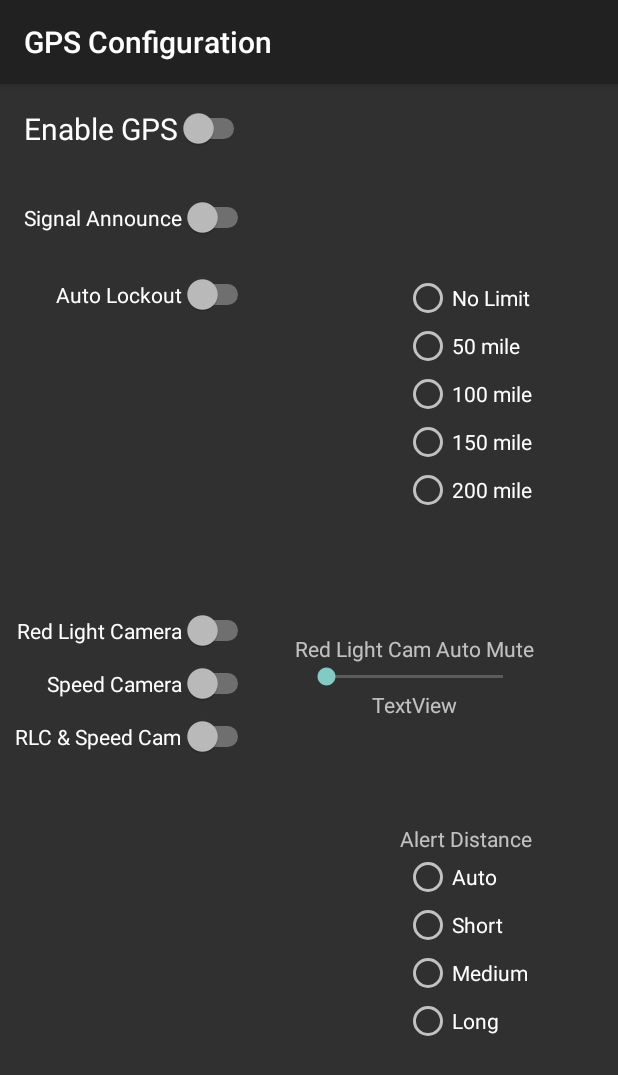
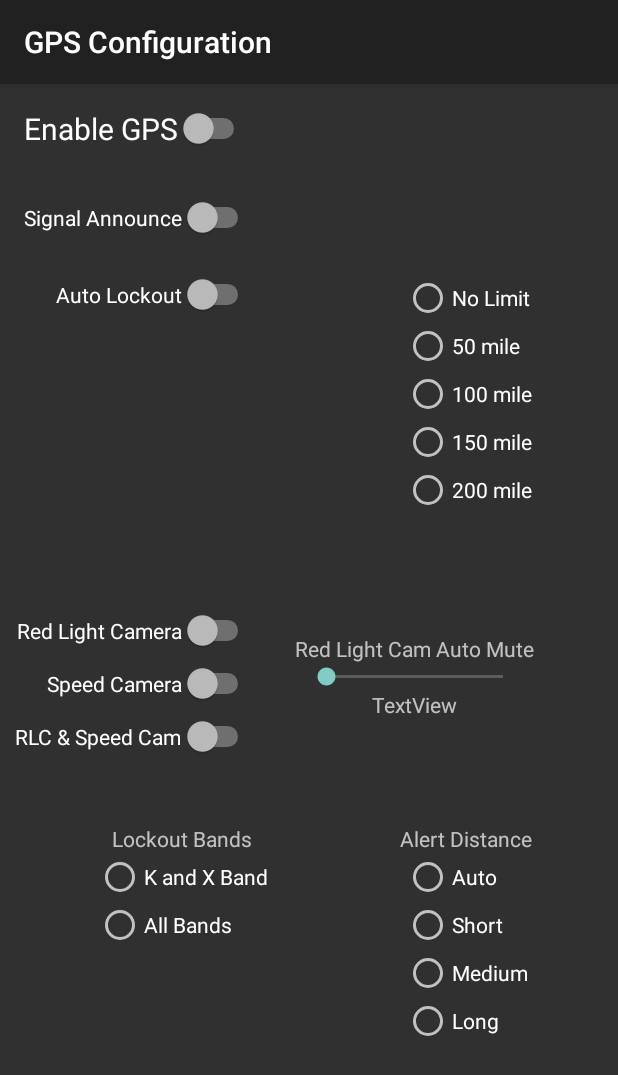
Before and after one commit to nolimits-enterprises/RadensoNexus, an Android app: the DS1GPS screen opened directly, with no data from a screen before it, on a phone screen of 412 x 824 dp. Shown: the top 1075 px of the screen. Run offline under Robolectric (Android 15) with nearby library versions, the phone set to English and light mode, and no system bars; libraries missing offline, so code that uses them is left out: com.nolimits.ds1library; 5 statements that could not run were skipped.

Commit message:
Lockout band

```diff
--- a/app/src/main/res/layout/activity_gps.xml
+++ b/app/src/main/res/layout/activity_gps.xml
@@ -185,4 +185,34 @@
         app:layout_constraintBottom_toTopOf="@+id/radioGroup4"
         app:layout_constraintEnd_toEndOf="@+id/radioGroup4"
         app:layout_constraintStart_toStartOf="@+id/radioGroup4" />
+
+    <RadioGroup
+        android:id="@+id/radioGroup6"
+        android:layout_width="wrap_content"
+        android:layout_height="wrap_content"
+        android:layout_marginStart="64dp"
+        app:layout_constraintStart_toStartOf="parent"
+        app:layout_constraintTop_toTopOf="@+id/radioGroup4">
+
+        <RadioButton
+            android:id="@+id/radio_ds1_gps_lockout_KX"
+            android:layout_width="match_parent"
+            android:layout_height="wrap_content"
+            android:text="K and X Band" />
+
+        <RadioButton
+            android:id="@+id/radio_ds1_gps_lockout_all"
+            android:layout_width="match_parent"
+            android:layout_height="wrap_content"
+            android:text="All Bands" />
+    </RadioGroup>
+
+    <TextView
+        android:id="@+id/textView14"
+        android:layout_width="wrap_content"
+        android:layout_height="wrap_content"
+        android:text="Lockout Bands"
+        app:layout_constraintBottom_toTopOf="@+id/radioGroup6"
+        app:layout_constraintEnd_toEndOf="@+id/radioGroup6"
+        app:layout_constraintStart_toStartOf="@+id/radioGroup6" />
 </androidx.constraintlayout.widget.ConstraintLayout>
```
